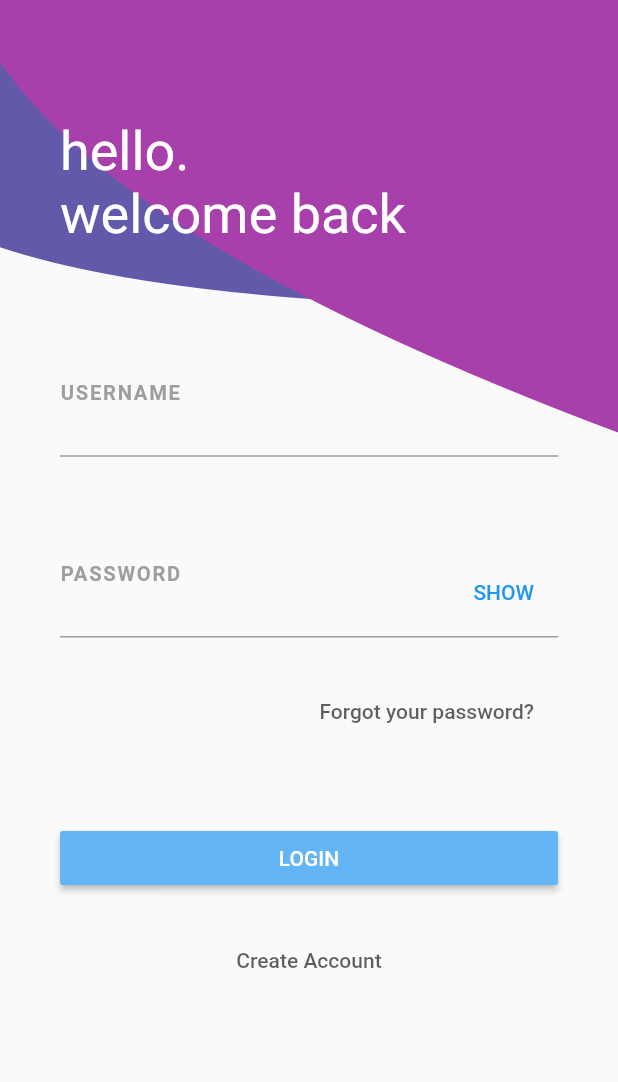
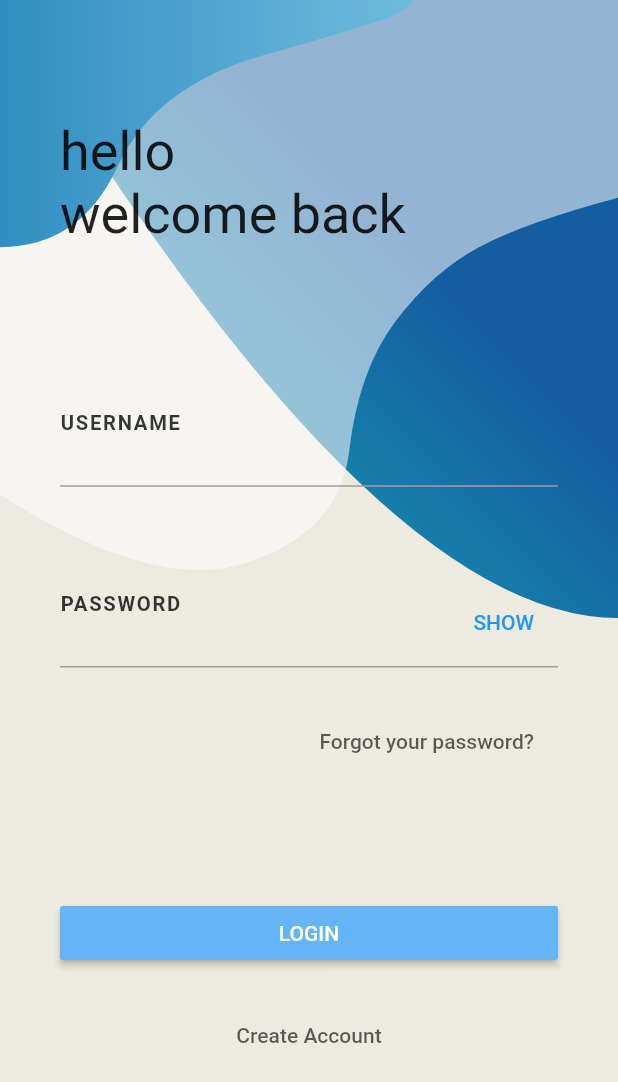
Before and after one commit to tomassasovsky/floower_app, a Flutter app: the RegisterPage screen opened by its route, after a tap on "Already have an account? Login", on a phone screen of 412 x 824 dp. Shown: the top 1082 px of the screen. Run offline on Flutter 3.47's test engine with Material 2 defaults, Android fonts, the phone set to English and light mode, and no system bars.

Commit message:
Login & Register pages UI

```diff
--- /dev/null
+++ b/lib/app/helpers/helpers.dart
@@ -0,0 +1,28 @@
+import 'package:flutter/material.dart';
+import 'package:flutter/services.dart' as services;
+
+void changeStatusLight() {
+  services.SystemChrome.setSystemUIOverlayStyle(
+    services.SystemUiOverlayStyle(
+      statusBarColor: Colors.transparent,
+      systemNavigationBarColor: Color(0xFF000000),
+      systemNavigationBarDividerColor: null,
+      systemNavigationBarIconBrightness: Brightness.light,
+      statusBarIconBrightness: Brightness.light,
+      statusBarBrightness: Brightness.light,
+    ),
+  );
+}
+
+void changeStatusDark() {
+  services.SystemChrome.setSystemUIOverlayStyle(
+    services.SystemUiOverlayStyle(
+      statusBarColor: Colors.transparent,
+      systemNavigationBarColor: Color(0xFF000000),
+      systemNavigationBarDividerColor: null,
+      systemNavigationBarIconBrightness: Brightness.light,
+      statusBarIconBrightness: Brightness.dark,
+      statusBarBrightness: Brightness.light,
+    ),
+  );
+}
--- /dev/null
+++ b/lib/app/shared/theme.dart
@@ -0,0 +1,4 @@
+import 'package:flutter/material.dart';
+
+final darkTheme = ThemeData.dark();
+final theme = ThemeData.dark();
--- a/lib/main.dart
+++ b/lib/main.dart
@@ -1,18 +1,20 @@
 import 'package:flutter/material.dart';
 
 import 'package:floower_app/app/routes/routes.dart';
+import 'package:floower_app/app/helpers/helpers.dart';
 
 void main() => runApp(MyApp());
 
 class MyApp extends StatelessWidget {
   @override
   Widget build(BuildContext context) {
+    changeStatusLight();
     return MaterialApp(
       debugShowCheckedModeBanner: false,
       initialRoute: 'login',
       onGenerateRoute: onGenerateRoute,
-      theme: ThemeData(),
-      darkTheme: ThemeData.dark(),
+      theme: ThemeData().copyWith(scaffoldBackgroundColor: Color(0xffEDEAE0)),
+      darkTheme: ThemeData.dark().copyWith(scaffoldBackgroundColor: Color(0xff1a1a1b)),
     );
   }
 }
--- a/lib/meta/pages/login_page.dart
+++ b/lib/meta/pages/login_page.dart
@@ -1,3 +1,4 @@
+import 'package:floower_app/meta/widgets/auth_title.dart';
 import 'package:floower_app/meta/widgets/blue_button.dart';
 import 'package:flutter/material.dart';
 
@@ -14,38 +15,18 @@ class LoginPage extends StatelessWidget {
       child: Scaffold(
         body: Stack(
           children: [
-            CurvedHeader(),
-            SafeArea(
-              child: ListView(
+            LoginHeader(),
+            ListView(
               physics: BouncingScrollPhysics(),
               children: [
-                  _Title(),
+                AuthTitle(title: ['hello', 'welcome back']),
                 _Form(),
                 BlueButton(text: 'LOGIN', onPressed: () {}),
                 _CreateAccount(),
               ],
             ),
-            ),
           ],
         ),
-      ),
-    );
-  }
-}
-
-class _Title extends StatelessWidget {
-  final TextStyle titleStyle = TextStyle(fontSize: 36, color: Colors.white);
-
-  @override
-  Widget build(BuildContext context) {
-    return Container(
-      margin: EdgeInsets.only(left: 40, top: 80),
-      child: Column(
-        crossAxisAlignment: CrossAxisAlignment.start,
-        children: [
-          Text('hello.', style: titleStyle),
-          Text('welcome back', style: titleStyle),
-        ],
       ),
     );
   }
@@ -57,7 +38,7 @@ class _Form extends StatelessWidget {
     return Container(
       child: Column(
         children: [
-          SizedBox(height: 80),
+          SizedBox(height: 100),
           CustomInput(title: 'USERNAME'),
           SizedBox(height: 60),
           CustomInput(title: 'PASSWORD', showButton: true, hideTextByDefault: true),
--- a/lib/meta/pages/register_page.dart
+++ b/lib/meta/pages/register_page.dart
@@ -1,3 +1,4 @@
+import 'package:floower_app/meta/widgets/auth_title.dart';
 import 'package:floower_app/meta/widgets/blue_button.dart';
 import 'package:flutter/material.dart';
 
@@ -14,38 +15,20 @@ class RegisterPage extends StatelessWidget {
       child: Scaffold(
         body: Stack(
           children: [
-            CurvedHeader(),
-            SafeArea(
-              child: ListView(
+            LoginHeader(),
+            ListView(
               physics: BouncingScrollPhysics(),
               children: [
-                  _Title(),
+                AuthTitle(
+                  title: ['hello', 'welcome to floower'],
+                ),
                 _Form(),
                 BlueButton(text: 'REGISTER', onPressed: () {}),
                 _CreateAccount(),
               ],
             ),
-            ),
           ],
         ),
-      ),
-    );
-  }
-}
-
-class _Title extends StatelessWidget {
-  final TextStyle titleStyle = TextStyle(fontSize: 36, color: Colors.white);
-
-  @override
-  Widget build(BuildContext context) {
-    return Container(
-      margin: EdgeInsets.only(left: 40, top: 80),
-      child: Column(
-        crossAxisAlignment: CrossAxisAlignment.start,
-        children: [
-          Text('hello.', style: titleStyle),
-          Text('welcome to floower', style: titleStyle),
-        ],
       ),
     );
   }
@@ -57,12 +40,10 @@ class _Form extends StatelessWidget {
     return Container(
       child: Column(
         children: [
-          SizedBox(height: 60),
-          CustomInput(title: 'NAME'),
+          SizedBox(height: 80),
+          CustomInput(title: 'USERNAME'),
           SizedBox(height: 30),
           CustomInput(title: 'E-MAIL', keyboardType: TextInputType.emailAddress),
-          SizedBox(height: 30),
-          CustomInput(title: 'USERNAME'),
           SizedBox(height: 30),
           CustomInput(title: 'PASSWORD', showButton: true, hideTextByDefault: true, keyboardType: TextInputType.visiblePassword),
           SizedBox(height: 25),
--- /dev/null
+++ b/lib/meta/widgets/auth_title.dart
@@ -0,0 +1,22 @@
+import 'package:flutter/material.dart';
+
+class AuthTitle extends StatelessWidget {
+  final title;
+
+  AuthTitle({Key? key, required this.title}) : super(key: key);
+
+  @override
+  Widget build(BuildContext context) {
+    final TextStyle titleStyle = TextStyle(fontSize: 36, color: Theme.of(context).textTheme.bodyText1!.color!);
+    return Container(
+      margin: EdgeInsets.only(left: 40, top: 80),
+      child: Column(
+        crossAxisAlignment: CrossAxisAlignment.start,
+        children: [
+          Text(title[0], style: titleStyle),
+          Text(title[1], style: titleStyle),
+        ],
+      ),
+    );
+  }
+}
--- a/lib/meta/widgets/blue_button.dart
+++ b/lib/meta/widgets/blue_button.dart
@@ -11,8 +11,10 @@ class BlueButton extends StatelessWidget {
   }) : super(key: key);
   @override
   Widget build(BuildContext context) {
-    return Container(
-      margin: EdgeInsets.only(left: 40, right: 40, top: 50, bottom: 20),
+    return Align(
+      alignment: Alignment.bottomCenter,
+      child: Container(
+        margin: EdgeInsets.only(left: 40, right: 40, top: 80, bottom: 20),
         width: double.infinity,
         child: MaterialButton(
           color: Colors.blue[300],
@@ -20,6 +22,7 @@ class BlueButton extends StatelessWidget {
           child: Text(this.text, style: TextStyle(color: Colors.white)),
           onPressed: onPressed,
         ),
+      ),
     );
   }
 }
--- a/lib/meta/widgets/custom_input.dart
+++ b/lib/meta/widgets/custom_input.dart
@@ -31,14 +31,14 @@ class _CustomInputState extends State<CustomInput> {
     return Container(
       margin: EdgeInsets.symmetric(horizontal: 40),
       child: TextField(
-        cursorColor: Colors.white,
+        cursorColor: Theme.of(context).textTheme.subtitle1!.color!.withAlpha(200),
         cursorWidth: .5,
         keyboardType: this.widget.keyboardType,
         obscureText: this.hidePassword,
         decoration: InputDecoration(
           labelText: this.widget.title,
           floatingLabelBehavior: FloatingLabelBehavior.always,
-          labelStyle: TextStyle(color: Colors.grey, letterSpacing: 1.5, fontSize: 18, fontWeight: FontWeight.w600),
+          labelStyle: TextStyle(color: Theme.of(context).textTheme.subtitle1!.color!.withAlpha(200), letterSpacing: 1.5, fontSize: 18, fontWeight: FontWeight.w600),
           focusedBorder: UnderlineInputBorder(
             borderSide: BorderSide(color: Colors.grey),
           ),
--- a/lib/meta/widgets/header.dart
+++ b/lib/meta/widgets/header.dart
@@ -1,17 +1,18 @@
+import 'dart:math';
 import 'package:flutter/material.dart';
 
-class CurvedHeader extends StatelessWidget {
+class LoginHeader extends StatelessWidget {
   @override
   Widget build(BuildContext context) {
     final size = MediaQuery.of(context).size;
+    final theme = Theme.of(context);
     return Container(
       height: double.infinity,
       width: double.infinity,
       child: Stack(
         fit: StackFit.expand,
         children: [
-          CustomPaint(painter: _CurvedHeaderPainter(size)),
-          CustomPaint(painter: _CurvedHeaderPainter2(size)),
+          CustomPaint(painter: _CurvedHeaderPainter(size, theme)),
         ],
       ),
     );
@@ -19,60 +20,106 @@ class CurvedHeader extends StatelessWidget {
 }
 
 class _CurvedHeaderPainter extends CustomPainter {
-  final size;
+  final Size size;
+  final ThemeData theme;
 
-  _CurvedHeaderPainter(this.size);
+  _CurvedHeaderPainter(this.size, this.theme);
+
+  void _addPointsToPath(Path path, List<Point> points) {
+    for (var i = 0; i < points.length - 2; i++) {
+      final xc = (points[i].x + points[i + 1].x) / 2;
+      final yc = (points[i].y + points[i + 1].y) / 2;
+      path.quadraticBezierTo(points[i].x.toDouble(), points[i].y.toDouble(), xc, yc);
+    }
+
+    path.quadraticBezierTo(
+      points[points.length - 2].x.toDouble(),
+      points[points.length - 2].y.toDouble(),
+      points[points.length - 1].x.toDouble(),
+      points[points.length - 1].y.toDouble(),
+    );
+  }
 
   @override
   void paint(Canvas canvas, _) {
-    final paint = Paint();
+    final lightBluePaint = Paint();
+    final purplePath = Path();
+
+    final greyPaint = Paint();
+    final greyPath = Path();
+
+    final bluePaint = Paint();
+    final bluePath = Path();
+
+    final rect = Rect.fromCircle(
+      center: Offset(165, 55),
+      radius: 180,
+    );
+
+    //? GREY
 
     // properties
-    paint.color = Color(0xff615aab);
-    paint.style = PaintingStyle.fill;
-    paint.strokeWidth = 5;
+    greyPaint.color = theme.accentTextTheme.bodyText1!.color!.withOpacity(.54);
+    greyPaint.style = PaintingStyle.fill;
+    greyPaint.strokeWidth = 5;
 
-    final path = Path();
+    greyPath.lineTo(0, size.height * .4);
+    _addPointsToPath(greyPath, [
+      Point(size.width * .25, size.height * .48),
+      Point(size.width * .55, size.height * .43),
+      Point(size.width * .58, size.height * .3),
+      Point(size.width * .7, size.height * .22),
+      Point(size.width * .85, size.height * .18),
+      Point(size.width, size.height * .16),
+    ]);
+    greyPath.lineTo(size.width, 0);
+
+    //? LIGHT BLUE
+
+    // properties
+    lightBluePaint.shader = LinearGradient(
+      colors: [
+        Color(0xff2E8BC0),
+        Color(0xff7EC8E3),
+      ],
+    ).createShader(rect);
+    lightBluePaint.style = PaintingStyle.fill;
+    lightBluePaint.strokeWidth = 5;
 
     // draw with path and paint
-    path.lineTo(0, size.height * .2);
-    path.quadraticBezierTo(size.width * .3, size.height * .25, size.width, size.height * .25);
-    path.lineTo(size.width, 0);
+    purplePath.lineTo(0, size.height * .2);
+    _addPointsToPath(purplePath, [
+      Point(size.width * .13, size.height * .2),
+      Point(size.width * 0.25, size.height * .07),
+      Point(size.width * 0.6, size.height * .02),
+      Point(size.width * 0.66, size.height * .008),
+      Point(size.width * 0.67, 0),
+    ]);
 
-    canvas.drawPath(path, paint);
+    //? BLUE
+
+    // properties
+    bluePaint.shader = LinearGradient(
+      begin: Alignment.topRight,
+      end: Alignment.bottomLeft,
+      colors: [
+        Color(0xff145DA0),
+        Color(0xff145DA0),
+        Color(0xff189AB4),
+      ],
+    ).createShader(rect);
+    bluePaint.style = PaintingStyle.fill;
+    bluePaint.strokeWidth = 5;
+
+    // draw with path and paint
+    bluePath.quadraticBezierTo(size.width * .6, size.height * .5, size.width, size.height * .5);
+    bluePath.lineTo(size.width, 0);
+
+    canvas.drawPath(bluePath, bluePaint);
+    canvas.drawPath(greyPath, greyPaint);
+    canvas.drawPath(purplePath, lightBluePaint);
   }
 
   @override
-  bool shouldRepaint(covariant CustomPainter oldDelegate) {
-    return true;
-  }
+  bool shouldRepaint(covariant CustomPainter oldDelegate) => true;
 }
-
-class _CurvedHeaderPainter2 extends CustomPainter {
-  final size;
-
-  _CurvedHeaderPainter2(this.size);
-  @override
-  void paint(Canvas canvas, _) {
-    final paint = Paint();
-
-    // properties
-    paint.color = Color(0xffa740ab);
-    paint.style = PaintingStyle.fill;
-    paint.strokeWidth = 5;
-
-    final path = Path();
-
-    // draw with path and paint
-    path.lineTo(0, size.height * .05);
-    path.quadraticBezierTo(size.width * .2, size.height * .2, size.width, size.height * .35);
-    path.lineTo(size.width, 0);
-
-    canvas.drawPath(path, paint);
-  }
-
-  @override
-  bool shouldRepaint(covariant CustomPainter oldDelegate) {
-    return true;
-  }
-}
```
Lines whose indentation alone changed are shown as unchanged.
